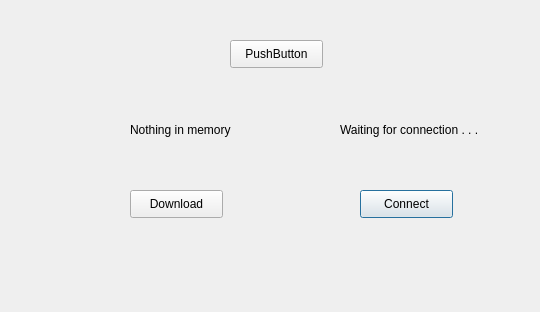
WAGIS/wap_plugin, file wap_plugin_dialog_base.ui: the form before one commit.
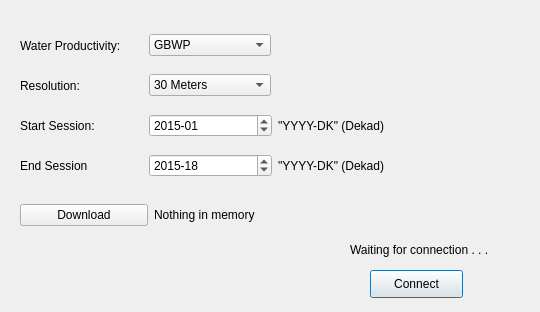
The form after the commit.

Commit message: Parameter selection and update is ready

What changed in the file:
```diff
--- a/wap_plugin_dialog_base.ui
+++ b/wap_plugin_dialog_base.ui
@@ -19,8 +19,8 @@
    </property>
    <property name="geometry">
     <rect>
-     <x>340</x>
-     <y>120</y>
+     <x>350</x>
+     <y>240</y>
      <width>151</width>
      <height>20</height>
     </rect>
@@ -32,8 +32,8 @@
   <widget class="QPushButton" name="connectButton">
    <property name="geometry">
     <rect>
-     <x>360</x>
-     <y>190</y>
+     <x>370</x>
+     <y>270</y>
      <width>93</width>
      <height>28</height>
     </rect>
@@ -42,44 +42,194 @@
     <string>Connect</string>
    </property>
   </widget>
-  <widget class="QPushButton" name="downloadButton">
+  <widget class="QWidget" name="layoutWidget">
    <property name="geometry">
     <rect>
-     <x>130</x>
-     <y>190</y>
-     <width>93</width>
-     <height>28</height>
+     <x>20</x>
+     <y>30</y>
+     <width>251</width>
+     <height>31</height>
     </rect>
    </property>
-   <property name="text">
-    <string>Download</string>
+   <layout class="QHBoxLayout" name="horizontalLayout">
+    <item>
+     <widget class="QLabel" name="label">
+      <property name="text">
+       <string>Water Productivity:</string>
+      </property>
+     </widget>
+    </item>
+    <item>
+     <widget class="QComboBox" name="waterProductivity">
+      <item>
+       <property name="text">
+        <string>GBWP</string>
+       </property>
+      </item>
+      <item>
+       <property name="text">
+        <string>NBWP</string>
+       </property>
+      </item>
+     </widget>
+    </item>
+   </layout>
+  </widget>
+  <widget class="QWidget" name="layoutWidget">
+   <property name="geometry">
+    <rect>
+     <x>20</x>
+     <y>70</y>
+     <width>251</width>
+     <height>31</height>
+    </rect>
    </property>
+   <layout class="QHBoxLayout" name="horizontalLayout_2">
+    <item>
+     <widget class="QLabel" name="label_2">
+      <property name="text">
+       <string>Resolution:</string>
+      </property>
+     </widget>
+    </item>
+    <item>
+     <widget class="QComboBox" name="resolutionList">
+      <item>
+       <property name="text">
+        <string>30 Meters</string>
+       </property>
+      </item>
+      <item>
+       <property name="text">
+        <string>100 Meters</string>
+       </property>
+      </item>
+      <item>
+       <property name="text">
+        <string>200 Meters</string>
+       </property>
+      </item>
+     </widget>
+    </item>
+   </layout>
   </widget>
-  <widget class="QLabel" name="downloadLabel">
+  <widget class="QWidget" name="layoutWidget">
    <property name="geometry">
     <rect>
-     <x>130</x>
-     <y>120</y>
-     <width>111</width>
-     <height>20</height>
+     <x>20</x>
+     <y>200</y>
+     <width>261</width>
+     <height>30</height>
     </rect>
    </property>
-   <property name="text">
-    <string>Nothing in memory</string>
+   <layout class="QHBoxLayout" name="horizontalLayout_3">
+    <item>
+     <widget class="QPushButton" name="downloadButton">
+      <property name="text">
+       <string>Download</string>
+      </property>
+     </widget>
+    </item>
+    <item>
+     <widget class="QLabel" name="downloadLabel">
+      <property name="text">
+       <string>Nothing in memory</string>
+      </property>
+     </widget>
+    </item>
+   </layout>
+  </widget>
+  <widget class="QWidget" name="layoutWidget">
+   <property name="geometry">
+    <rect>
+     <x>20</x>
+     <y>110</y>
+     <width>381</width>
+     <height>31</height>
+    </rect>
    </property>
+   <layout class="QHBoxLayout" name="horizontalLayout_4">
+    <item>
+     <widget class="QLabel" name="label_3">
+      <property name="text">
+       <string>Start Session:</string>
+      </property>
+     </widget>
+    </item>
+    <item>
+     <widget class="QDateEdit" name="startDate">
+      <property name="currentSection">
+       <enum>QDateTimeEdit::YearSection</enum>
+      </property>
+      <property name="displayFormat">
+       <string>yyyy-dd</string>
+      </property>
+      <property name="calendarPopup">
+       <bool>false</bool>
+      </property>
+      <property name="currentSectionIndex">
+       <number>0</number>
+      </property>
+      <property name="date">
+       <date>
+        <year>2015</year>
+        <month>1</month>
+        <day>1</day>
+       </date>
+      </property>
+     </widget>
+    </item>
+    <item>
+     <widget class="QLabel" name="label_5">
+      <property name="text">
+       <string>&quot;YYYY-DK&quot; (Dekad)</string>
+      </property>
+     </widget>
+    </item>
+   </layout>
   </widget>
-  <widget class="QPushButton" name="pushButton">
+  <widget class="QWidget" name="layoutWidget">
    <property name="geometry">
     <rect>
-     <x>230</x>
-     <y>40</y>
-     <width>93</width>
-     <height>28</height>
+     <x>20</x>
+     <y>150</y>
+     <width>381</width>
+     <height>31</height>
     </rect>
    </property>
-   <property name="text">
-    <string>PushButton</string>
-   </property>
+   <layout class="QHBoxLayout" name="horizontalLayout_5">
+    <item>
+     <widget class="QLabel" name="label_4">
+      <property name="text">
+       <string>End Session</string>
+      </property>
+     </widget>
+    </item>
+    <item>
+     <widget class="QDateEdit" name="endDate">
+      <property name="displayFormat">
+       <string>yyyy-dd</string>
+      </property>
+      <property name="calendarPopup">
+       <bool>false</bool>
+      </property>
+      <property name="date">
+       <date>
+        <year>2015</year>
+        <month>1</month>
+        <day>18</day>
+       </date>
+      </property>
+     </widget>
+    </item>
+    <item>
+     <widget class="QLabel" name="label_6">
+      <property name="text">
+       <string>&quot;YYYY-DK&quot; (Dekad)</string>
+      </property>
+     </widget>
+    </item>
+   </layout>
   </widget>
  </widget>
  <resources/>
```
The commit also changes 1 other file.
